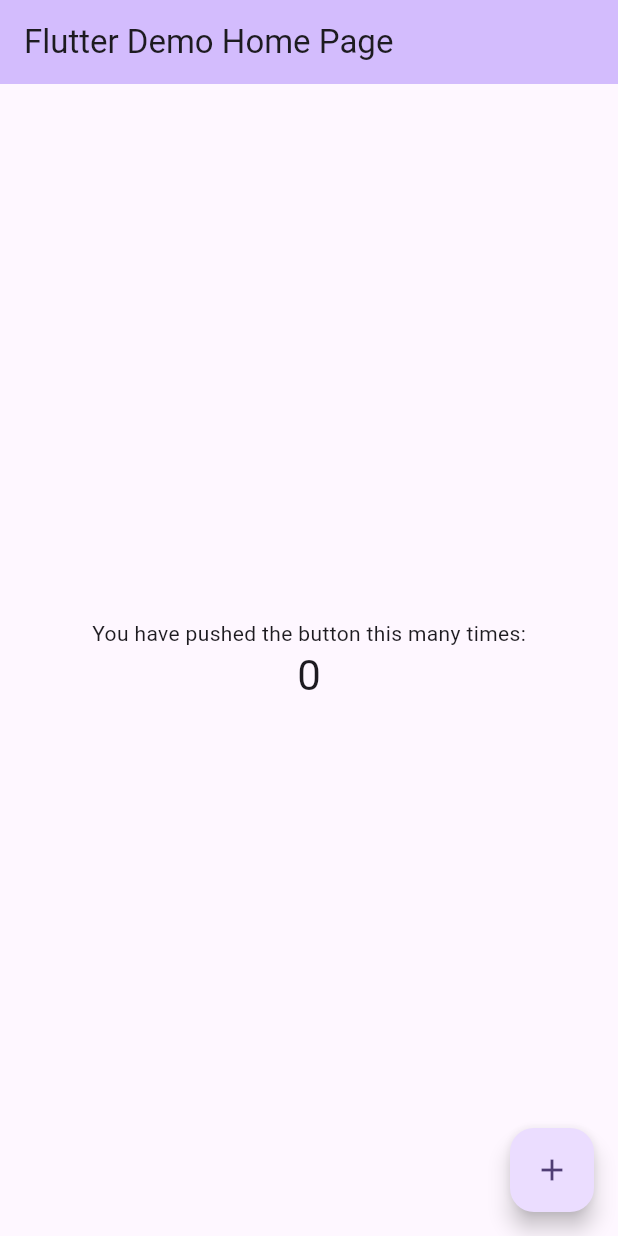
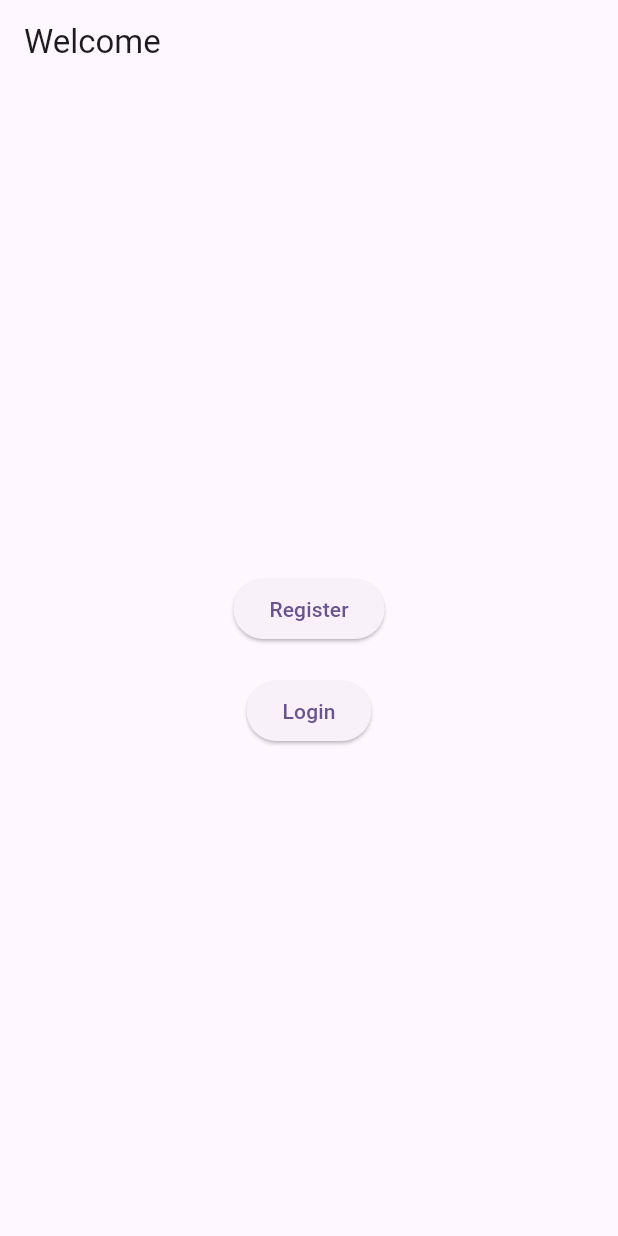
Before and after one commit to AnssiPeltola/MeetUpHelper, a Flutter app: the screen it shows after launch, on a phone screen of 412 x 824 dp. Run offline on Flutter 3.47's test engine with Material 3 defaults, Android fonts, the phone set to English and light mode, and no system bars.

Commit message:
User register and login

```diff
--- a/frontend/lib/main.dart
+++ b/frontend/lib/main.dart
@@ -1,4 +1,5 @@
 import 'package:flutter/material.dart';
+import 'screens/welcome_screen.dart';
 
 void main() {
   runApp(const MyApp());
@@ -7,119 +8,15 @@ void main() {
 class MyApp extends StatelessWidget {
   const MyApp({super.key});
 
-  // This widget is the root of your application.
   @override
   Widget build(BuildContext context) {
     return MaterialApp(
       title: 'Flutter Demo',
       theme: ThemeData(
-        // This is the theme of your application.
-        //
-        // TRY THIS: Try running your application with "flutter run". You'll see
-        // the application has a purple toolbar. Then, without quitting the app,
-        // try changing the seedColor in the colorScheme below to Colors.green
-        // and then invoke "hot reload" (save your changes or press the "hot
-        // reload" button in a Flutter-supported IDE, or press "r" if you used
-        // the command line to start the app).
-        //
-        // Notice that the counter didn't reset back to zero; the application
-        // state is not lost during the reload. To reset the state, use hot
-        // restart instead.
-        //
-        // This works for code too, not just values: Most code changes can be
-        // tested with just a hot reload.
         colorScheme: ColorScheme.fromSeed(seedColor: Colors.deepPurple),
         useMaterial3: true,
       ),
-      home: const MyHomePage(title: 'Flutter Demo Home Page'),
+      home: WelcomeScreen(),
     );
   }
 }
-
-class MyHomePage extends StatefulWidget {
-  const MyHomePage({super.key, required this.title});
-
-  // This widget is the home page of your application. It is stateful, meaning
-  // that it has a State object (defined below) that contains fields that affect
-  // how it looks.
-
-  // This class is the configuration for the state. It holds the values (in this
-  // case the title) provided by the parent (in this case the App widget) and
-  // used by the build method of the State. Fields in a Widget subclass are
-  // always marked "final".
-
-  final String title;
-
-  @override
-  State<MyHomePage> createState() => _MyHomePageState();
-}
-
-class _MyHomePageState extends State<MyHomePage> {
-  int _counter = 0;
-
-  void _incrementCounter() {
-    setState(() {
-      // This call to setState tells the Flutter framework that something has
-      // changed in this State, which causes it to rerun the build method below
-      // so that the display can reflect the updated values. If we changed
-      // _counter without calling setState(), then the build method would not be
-      // called again, and so nothing would appear to happen.
-      _counter++;
-    });
-  }
-
-  @override
-  Widget build(BuildContext context) {
-    // This method is rerun every time setState is called, for instance as done
-    // by the _incrementCounter method above.
-    //
-    // The Flutter framework has been optimized to make rerunning build methods
-    // fast, so that you can just rebuild anything that needs updating rather
-    // than having to individually change instances of widgets.
-    return Scaffold(
-      appBar: AppBar(
-        // TRY THIS: Try changing the color here to a specific color (to
-        // Colors.amber, perhaps?) and trigger a hot reload to see the AppBar
-        // change color while the other colors stay the same.
-        backgroundColor: Theme.of(context).colorScheme.inversePrimary,
-        // Here we take the value from the MyHomePage object that was created by
-        // the App.build method, and use it to set our appbar title.
-        title: Text(widget.title),
-      ),
-      body: Center(
-        // Center is a layout widget. It takes a single child and positions it
-        // in the middle of the parent.
-        child: Column(
-          // Column is also a layout widget. It takes a list of children and
-          // arranges them vertically. By default, it sizes itself to fit its
-          // children horizontally, and tries to be as tall as its parent.
-          //
-          // Column has various properties to control how it sizes itself and
-          // how it positions its children. Here we use mainAxisAlignment to
-          // center the children vertically; the main axis here is the vertical
-          // axis because Columns are vertical (the cross axis would be
-          // horizontal).
-          //
-          // TRY THIS: Invoke "debug painting" (choose the "Toggle Debug Paint"
-          // action in the IDE, or press "p" in the console), to see the
-          // wireframe for each widget.
-          mainAxisAlignment: MainAxisAlignment.center,
-          children: <Widget>[
-            const Text(
-              'You have pushed the button this many times:',
-            ),
-            Text(
-              '$_counter',
-              style: Theme.of(context).textTheme.headlineMedium,
-            ),
-          ],
-        ),
-      ),
-      floatingActionButton: FloatingActionButton(
-        onPressed: _incrementCounter,
-        tooltip: 'Increment',
-        child: const Icon(Icons.add),
-      ), // This trailing comma makes auto-formatting nicer for build methods.
-    );
-  }
-}
--- /dev/null
+++ b/frontend/lib/screens/welcome_screen.dart
@@ -0,0 +1,38 @@
+import 'package:flutter/material.dart';
+import 'register_screen.dart';
+import 'login_screen.dart';
+
+class WelcomeScreen extends StatelessWidget {
+  @override
+  Widget build(BuildContext context) {
+    return Scaffold(
+      appBar: AppBar(title: Text('Welcome')),
+      body: Center(
+        child: Column(
+          mainAxisAlignment: MainAxisAlignment.center,
+          children: [
+            ElevatedButton(
+              onPressed: () {
+                Navigator.push(
+                  context,
+                  MaterialPageRoute(builder: (context) => RegisterScreen()),
+                );
+              },
+              child: Text('Register'),
+            ),
+            SizedBox(height: 20),
+            ElevatedButton(
+              onPressed: () {
+                Navigator.push(
+                  context,
+                  MaterialPageRoute(builder: (context) => LoginScreen()),
+                );
+              },
+              child: Text('Login'),
+            ),
+          ],
+        ),
+      ),
+    );
+  }
+}
--- a/frontend/pubspec.yaml
+++ b/frontend/pubspec.yaml
@@ -2,7 +2,7 @@ name: frontend
 description: "A new Flutter project."
 # The following line prevents the package from being accidentally published to
 # pub.dev using `flutter pub publish`. This is preferred for private packages.
-publish_to: 'none' # Remove this line if you wish to publish to pub.dev
+publish_to: "none" # Remove this line if you wish to publish to pub.dev
 
 # The following defines the version and build number for your application.
 # A version number is three numbers separated by dots, like 1.2.43
@@ -30,11 +30,12 @@ environment:
 dependencies:
   flutter:
     sdk: flutter
-
+    flutter_dotenv: ^5.0.2
 
   # The following adds the Cupertino Icons font to your application.
   # Use with the CupertinoIcons class for iOS style icons.
   cupertino_icons: ^1.0.8
+  http: ^1.2.2
 
 dev_dependencies:
   flutter_test:
@@ -52,7 +53,6 @@ dev_dependencies:
 
 # The following section is specific to Flutter packages.
 flutter:
-
   # The following line ensures that the Material Icons font is
   # included with your application, so that you can use the icons in
   # the material Icons class.
```
Also changed, not shown: frontend/lib/screens/logged_in_screen.dart (added, +17 -0 lines), frontend/lib/screens/login_screen.dart (added, +63 -0 lines), frontend/lib/screens/register_screen.dart (added, +78 -0 lines), frontend/lib/services/auth_service.dart (added, +38 -0 lines), 13 other files.
